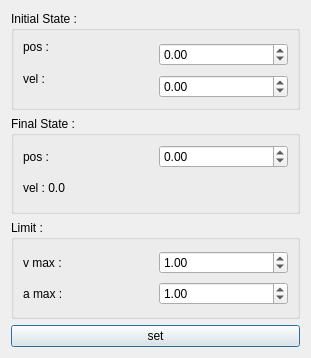
Above: dialog.ui from alifahrri/robosoccer-trajectory before the change. Below: the same form after it.
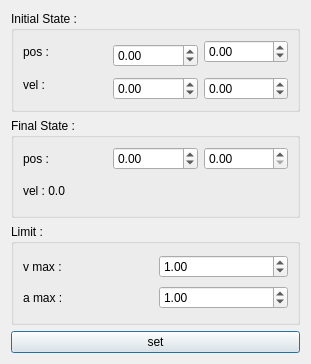
That is the form after the change.

```diff
--- a/dialog.ui
+++ b/dialog.ui
@@ -7,7 +7,7 @@
     <x>0</x>
     <y>0</y>
     <width>311</width>
-    <height>358</height>
+    <height>364</height>
    </rect>
   </property>
   <property name="sizePolicy">
@@ -60,6 +60,20 @@
         </property>
        </widget>
       </item>
+      <item row="0" column="2">
+       <widget class="QDoubleSpinBox" name="initPosSBoxY">
+        <property name="minimum">
+         <double>-99.000000000000000</double>
+        </property>
+       </widget>
+      </item>
+      <item row="2" column="2">
+       <widget class="QDoubleSpinBox" name="initVelSBoxY">
+        <property name="minimum">
+         <double>-99.000000000000000</double>
+        </property>
+       </widget>
+      </item>
      </layout>
     </widget>
    </item>
@@ -93,6 +107,9 @@
         </property>
        </widget>
       </item>
+      <item row="0" column="2">
+       <widget class="QDoubleSpinBox" name="finalPosSBoxY"/>
+      </item>
      </layout>
     </widget>
    </item>
```
